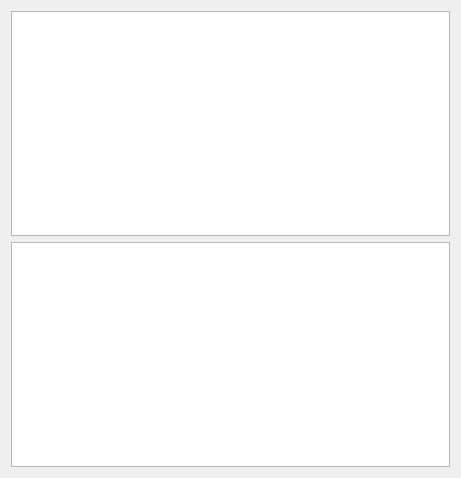
The window that DeviceManagerIzluchatel/devicemanagerizluchatelui.ui (reinerwaldmann/RS232SimpleConsole) describes before a commit, drawn with Qt 5.
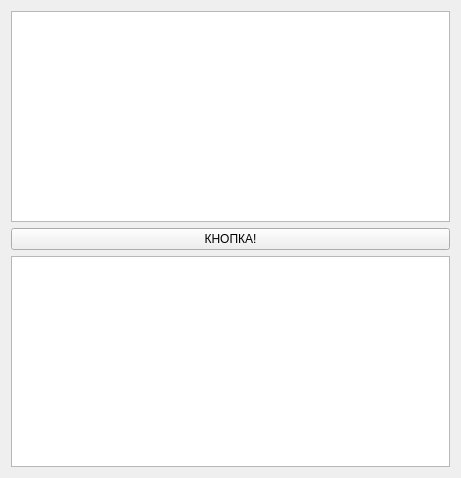
The same window after the commit.

What changed in the file:
```diff
--- a/DeviceManagerIzluchatel/devicemanagerizluchatelui.ui
+++ b/DeviceManagerIzluchatel/devicemanagerizluchatelui.ui
@@ -17,6 +17,13 @@
    <item>
     <widget class="QTableWidget" name="tableWidget"/>
    </item>
+   <item>
+    <widget class="QPushButton" name="searchDevice">
+     <property name="text">
+      <string>КНОПКА!</string>
+     </property>
+    </widget>
+   </item>
    <item>
     <widget class="QTextEdit" name="console"/>
    </item>
```
